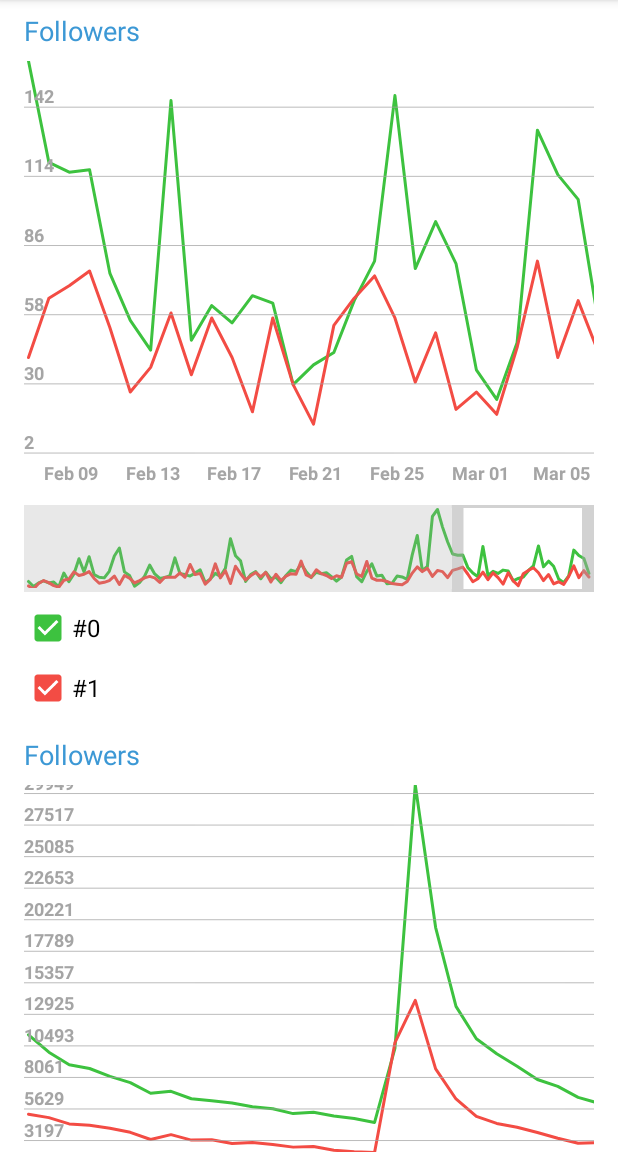
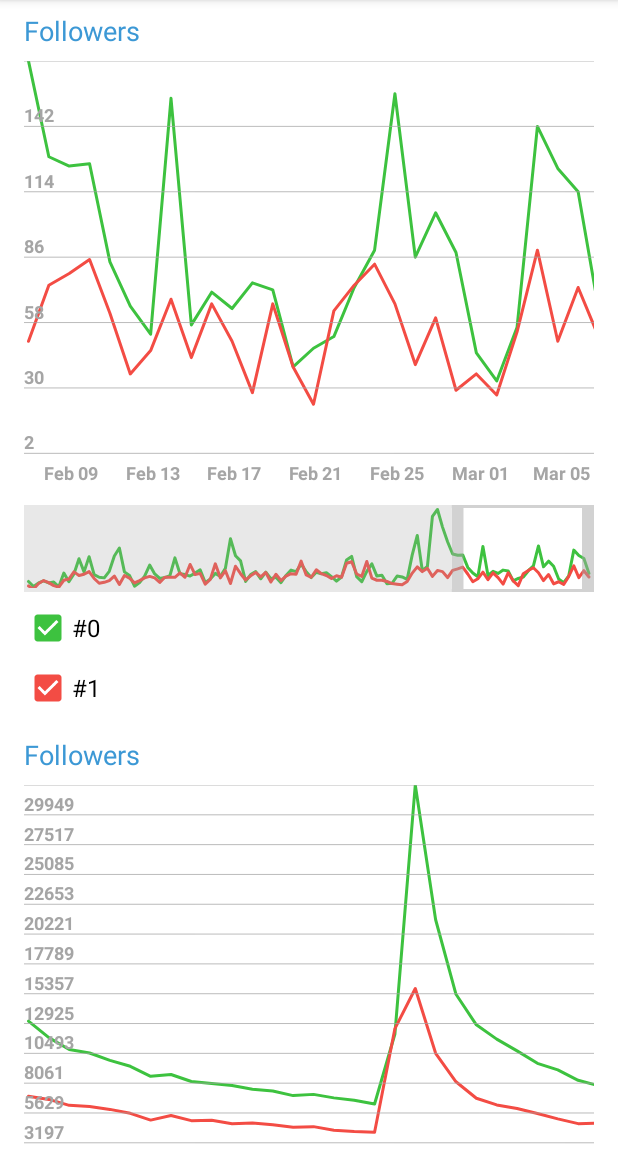
Before and after one commit to AlexeyMerov/Statisctics, an Android app: the screen it shows after launch (MainActivity), on a phone screen of 412 x 824 dp, the part 84-1236 px from its top. Run offline under Robolectric (Android 15) with nearby library versions, the phone set to English and light mode, and no system bars.

Commit message:
Changed onDraw logic for labels Code optimizations

```diff
--- a/app/build.gradle
+++ b/app/build.gradle
@@ -21,9 +21,9 @@ android {
         }
 
         debug {
-            debuggable false
-            shrinkResources = true
-            minifyEnabled = true
+            debuggable true
+            shrinkResources = false
+            minifyEnabled = false
             proguardFiles getDefaultProguardFile('proguard-android-optimize.txt'), 'proguard-rules.pro'
         }
     }
--- a/app/src/main/AndroidManifest.xml
+++ b/app/src/main/AndroidManifest.xml
@@ -15,7 +15,7 @@
             >
 
         <activity
-                android:name="com.alexeymerov.statistics_chart.MainActivity"
+                android:name=".MainActivity"
                 android:configChanges="orientation"
                 android:screenOrientation="portrait">
 
--- a/app/src/main/java/com/alexeymerov/statistics_chart/chart_view/chart/LineView.kt
+++ b/app/src/main/java/com/alexeymerov/statistics_chart/chart_view/chart/LineView.kt
@@ -124,22 +124,6 @@ class LineView @JvmOverloads constructor(context: Context, attrs: AttributeSet?
 		if (needAnimateValues) return valueAnimator.getAnimatedValue(LINES_PROPERTY) as Int
 
 		vertical = MIN_VERTICAL_GRID_NUM
-//		chartLines
-//			.takeIf { !it.isEmpty() }
-//			?.asSequence()
-//			?.filter { it.isEnabled }
-//			?.map {
-//				var startIndex = startIndex
-//				var toIndex = startIndex + xValuesToDisplay
-//				if (toIndex >= it.dataValues.size) toIndex = it.dataValues.size - 1
-//				if (startIndex >= toIndex) startIndex = toIndex - xValuesToDisplay
-//				if (startIndex < 0) startIndex = 0
-//				it.dataValues.subList(startIndex, toIndex)
-//			}
-//			?.map { Collections.max(it) }
-//			?.filter { vertical < it }
-//			?.forEach { vertical = it }
-
 		for (chartLine in chartLines) {
 			if (!chartLine.isEnabled) continue
 
@@ -195,9 +179,14 @@ class LineView @JvmOverloads constructor(context: Context, attrs: AttributeSet?
 
 		for (s in bottomLabelsList) {
 			bottomTextPaint.getTextBounds(s, 0, s.length, bottomTextRect)
-			if (bottomTextHeight < bottomTextRect.height()) bottomTextHeight = bottomTextRect.height()
-			if (longestWidth < bottomTextRect.width()) longestWidth = bottomTextRect.width()
-			if (bottomTextDescent < Math.abs(bottomTextRect.bottom)) bottomTextDescent = Math.abs(bottomTextRect.bottom)
+			val height = bottomTextRect.height()
+			if (bottomTextHeight < height) bottomTextHeight = height
+
+			val width = bottomTextRect.width()
+			if (longestWidth < width) longestWidth = width
+
+			val abs = Math.abs(bottomTextRect.bottom)
+			if (bottomTextDescent < abs) bottomTextDescent = abs
 		}
 
 		if (leftPadding < longestWidth / 2) leftPadding = longestWidth / 2
@@ -209,8 +198,7 @@ class LineView @JvmOverloads constructor(context: Context, attrs: AttributeSet?
 
 	override fun onDraw(canvas: Canvas) {
 		drawLines(canvas)
-		drawBackgroundHorizontalLines(canvas)
-		drawLeftLabels(canvas)
+		drawLeftLabelsWithLines(canvas)
 		drawBottomLabels(canvas)
 		drawPopup(canvas)
 	}
@@ -218,14 +206,15 @@ class LineView @JvmOverloads constructor(context: Context, attrs: AttributeSet?
 	private fun drawPopup(canvas: Canvas) {
 		if (popupList.isEmpty()) return
 
-		val yStep = height / getVerticalMaxValue().toFloat()
+		val heightWithMargins = getHeightWithMargins()
+		val yStep = heightWithMargins / getVerticalMaxValue().toFloat()
 
 		var longestWord = ""
 
 		val x = popupList[0].x
 		val dateString = popupList[0].dateString
 
-		canvas.drawLine(x, 0f, x, height.toFloat(), backgroundLinePaint)
+		canvas.drawLine(x, 0f, x, heightWithMargins, backgroundLinePaint)
 
 		var disabledLinesCount = 0
 		for (popup in popupList) {
@@ -233,13 +222,13 @@ class LineView @JvmOverloads constructor(context: Context, attrs: AttributeSet?
 				disabledLinesCount++
 				continue
 			}
+
 			val value = popup.value
-
 			val fullText = "${popup.line.name}: $value"
 			val valueLength = fullText.length
 			if (valueLength > longestWord.length) longestWord = fullText
 
-			val y = height - (value.toFloat() * yStep)
+			val y = heightWithMargins - (value.toFloat() * yStep)
 
 			bigDotPaint.color = popup.color
 			canvas.drawCircle(x, y, DOT_BIG_RADIUS, bigDotPaint)
@@ -261,41 +250,49 @@ class LineView @JvmOverloads constructor(context: Context, attrs: AttributeSet?
 		val lineHeight = rectText.height().toFloat()
 		val endY = startY + (lineHeight * linesCount) + (MARGIN_8 * linesCount) + MARGIN_16
 
-		val mainRect = RectF(startX, startY, endX, endY)
-		val shadowRect = RectF(startX - SHADOW_SIZE, startY - SHADOW_SIZE,
-				endX + SHADOW_SIZE, endY + SHADOW_SIZE
-		)
+		drawPopupRect(canvas, startX, startY, endX, endY)
+		drawPopupText(canvas, startX, startY, dateString, lineHeight)
+	}
 
-		canvas.drawRoundRect(shadowRect, POPUP_SHADOW_RADIUS, POPUP_SHADOW_RADIUS, popupShadowRectPaint)
-		canvas.drawRoundRect(mainRect, POPUP_RADIUS, POPUP_RADIUS, popupRectPaint)
-
+	private fun drawPopupText(canvas: Canvas, startX: Float, startY: Float,
+							  dateString: String, lineHeight: Float) {
+		val startXForText = startX + MARGIN_8
 		var lastTextY = startY + MARGIN_16
 		popupTextPaint.color = if (isLightThemeEnabled) Color.BLACK else Color.WHITE
-		canvas.drawText(dateString, startX + MARGIN_8, lastTextY, popupTextPaint)
+		canvas.drawText(dateString, startXForText, lastTextY, popupTextPaint)
 
-		popupList.asSequence()
-			.filter { it.line.isEnabled }
-			.forEachIndexed { index, popup ->
-				lastTextY += rectText.height()
-				if (index > 0) lastTextY += MARGIN_8
+		lastTextY += MARGIN_8
+		for (popup in popupList) {
+			if (!popup.line.isEnabled) continue
+			lastTextY += lineHeight + MARGIN_8
 			popupTextPaint.color = popup.color
 
 			val value = popup.value.toString()
 			val text = "${popup.line.name}: $value"
-				canvas.drawText(text, startX + MARGIN_8, lastTextY + MARGIN_16, popupTextPaint)
+			canvas.drawText(text, startXForText, lastTextY, popupTextPaint)
 		}
 	}
 
+	private fun drawPopupRect(canvas: Canvas, startX: Float, startY: Float, endX: Float, endY: Float) {
+		val mainRect = RectF(startX, startY, endX, endY)
+		val shadowRect = RectF(startX - SHADOW_SIZE, startY - SHADOW_SIZE,
+				endX + SHADOW_SIZE, endY + SHADOW_SIZE)
+
+		canvas.drawRoundRect(shadowRect, POPUP_SHADOW_RADIUS, POPUP_SHADOW_RADIUS, popupShadowRectPaint)
+		canvas.drawRoundRect(mainRect, POPUP_RADIUS, POPUP_RADIUS, popupRectPaint)
+	}
+
 	override fun drawLines(canvas: Canvas) {
-		val yStep = height.toFloat() / getVerticalMaxValue().toFloat()
+		val heightFloat = getHeightWithMargins()
+		val yStep = heightFloat / getVerticalMaxValue().toFloat()
 
 		for (chartLineEntry in chartLines) {
+			if (!chartLineEntry.isEnabled) continue
 			val dataValues = chartLineEntry.dataValues
-			if (!chartLineEntry.isEnabled) continue
 			for (xIndex in 0 until xValuesToDisplay) {
 				val dataIndex = xIndex + startIndex
 				if (dataIndex >= dataValues.size) continue
-				val yAxis = height.toFloat() - (dataValues[dataIndex].toFloat() * yStep)
+				val yAxis = heightFloat - (dataValues[dataIndex].toFloat() * yStep)
 				when (xIndex) {
 					0 -> linePath.moveTo(HORIZONTAL_MARGIN, yAxis)
 					else -> linePath.lineTo(HORIZONTAL_MARGIN + xIndex * stepX, yAxis)
@@ -307,35 +304,24 @@ class LineView @JvmOverloads constructor(context: Context, attrs: AttributeSet?
 		}
 	}
 
-	private fun drawBackgroundHorizontalLines(canvas: Canvas) {
+	private fun drawLeftLabelsWithLines(canvas: Canvas) {
 		val currentMaxValue = getVerticalMaxValue()
-		val yStep = height.toFloat() / currentMaxValue.toFloat()
+		val yStep = getHeightWithMargins() / currentMaxValue.toFloat()
+		val stopX = width.toFloat()
 
-		val stopX = width.toFloat()
-		for (i in currentMaxValue downTo 0) {
-			if (i == 0) continue
-			if (i % leftLabelsModule == 0) {
-				val yAxisValue = i * yStep - bottomTextHeight - bottomTextDescent - BOTTOM_LABELS_TOP_MARGIN
+		for (i in 0 until currentMaxValue step leftLabelsModule) {
+			val yAxisValue = (i * yStep)
+			val text = (currentMaxValue - i).toString()
 			linesPath.moveTo(0f, yAxisValue)
 			linesPath.lineTo(stopX, yAxisValue)
-			}
+			canvas.drawText(text, 0f, yAxisValue - LEFT_LABEL_BOTTOM_MARGIN, textPaint)
 		}
 		canvas.drawPath(linesPath, backgroundLinePaint)
 		linesPath.reset()
 	}
 
-	private fun drawLeftLabels(canvas: Canvas) {
-		val currentMaxValue = getVerticalMaxValue()
-		val yStep = height.toFloat() / currentMaxValue.toFloat()
-		var y: Float
-
-		for (i in currentMaxValue downTo 0) {
-			if (i % leftLabelsModule != 0) continue
-			y = (i * yStep) - bottomTextHeight - bottomTextDescent - BOTTOM_LABELS_TOP_MARGIN - LEFT_LABEL_BOTTOM_MARGIN
-			val text = (currentMaxValue - i).toString()
-			canvas.drawText(text, 0f, y, textPaint)
-		}
-	}
+	private fun getHeightWithMargins() =
+		height.toFloat() - bottomTextHeight - bottomTextDescent - BOTTOM_LABELS_TOP_MARGIN
 
 	private fun drawBottomLabels(canvas: Canvas) {
 		var lastX = 0f
@@ -368,8 +354,9 @@ class LineView @JvmOverloads constructor(context: Context, attrs: AttributeSet?
 
 	override fun onLayout(changed: Boolean, left: Int, top: Int, right: Int, bottom: Int) {
 		super.onLayout(changed, left, top, right, bottom)
-		stepX = (width.toFloat() / bottomLabelsList.size.toFloat()) * 4
-		xValuesToDisplay = (width / stepX).toInt() + 1
+		val widthFloat = width.toFloat()
+		stepX = (widthFloat / bottomLabelsList.size.toFloat()) * 4
+		xValuesToDisplay = (widthFloat / stepX).toInt() + 1
 		startIndex = bottomLabelsList.size - xValuesToDisplay
 
 		if (needUpdatePreview) {
```
Lines whose indentation alone changed are shown as unchanged.
